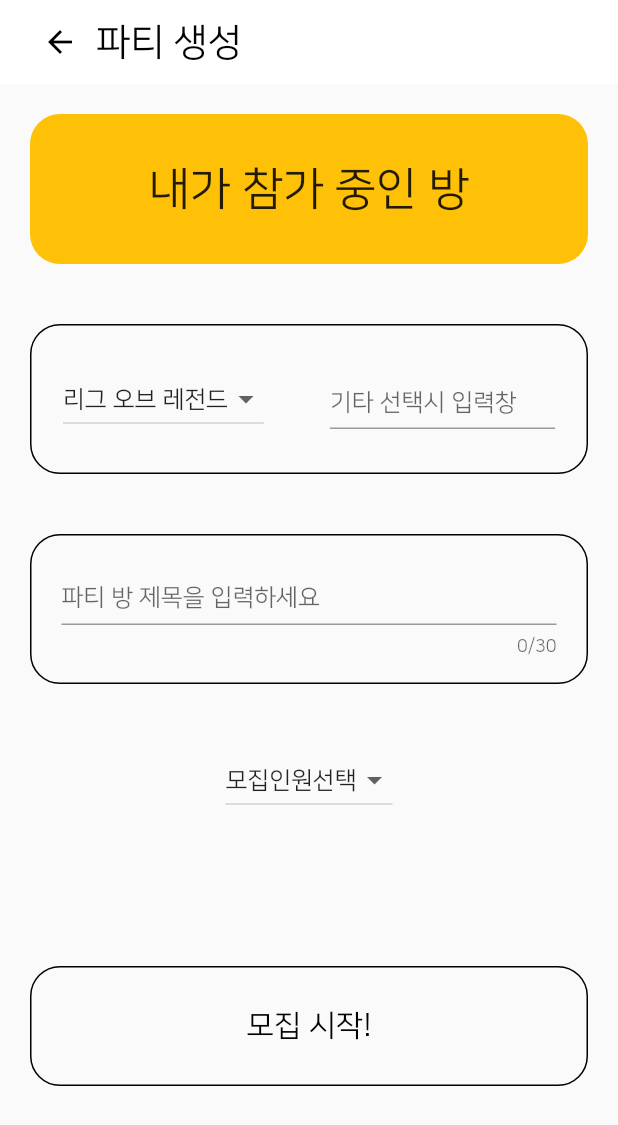
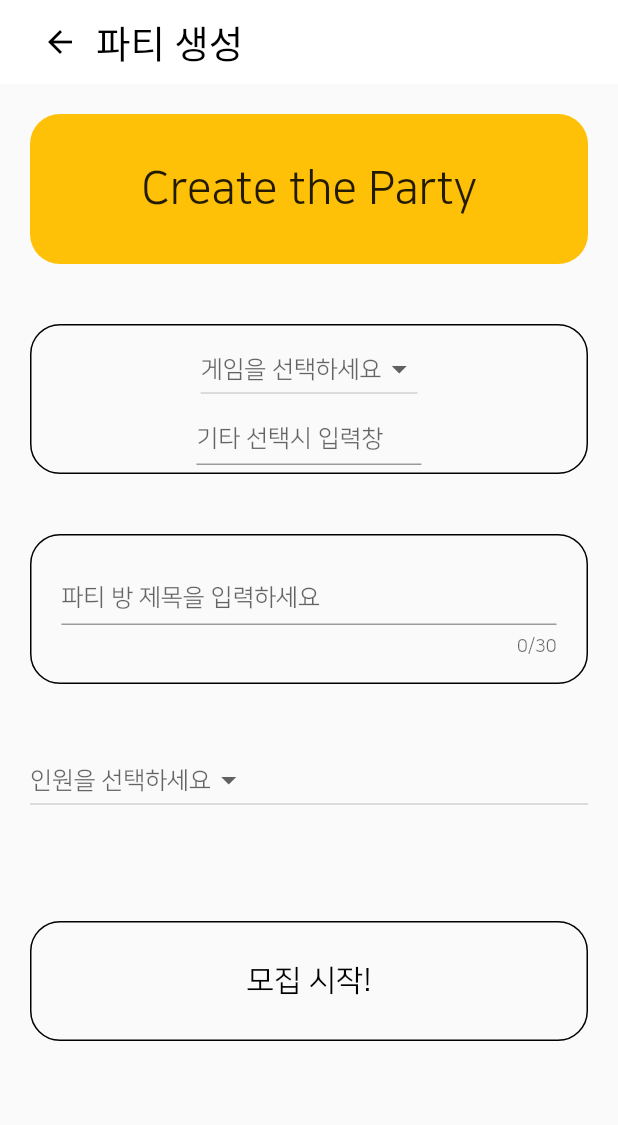
Before and after one commit to BeomyoonHeo/ggamf_front, a Flutter app: the CreatePartyPage screen opened directly, on a phone screen of 412 x 824 dp. Shown: the top 1125 px of the screen. Run offline on Flutter 3.47's test engine with Material 2 defaults, Android fonts, the light colour scheme and no system bars; our stand-ins replace chips_choice, data_table_2, dio, flashy_tab_bar2, flutter_rating_bar, flutter_riverpod and 5 more; generated files the repository leaves out were written again; network calls fail; project files that could hold a hidden picture were left out.

Commit message:
최영훈[파티생성 페이지 디자인 수정]
* putget 세팅 완료

* 바텀네비게이터 추가

* mypage 1차완료

* opponent_profile_page 1차완료

* update_profile_page 1차완료

* my_profile_page 2차완료

* opponent_profile_page 2차 완료

* update_my_profile_page 2차 완료

* bottom_navigator 공용컴포넌트 삭제

* my_profile_page 2차완료

* opponent_profile_page 2차완료

* update_my_profile_page 2차완료

* opponent_profile_page 버튼스타일 수정

* my_ggamf_page 1차완료

* 내껨프 디자인 수정중

* 나의 파티 1차 작성 완료

* 파티 모집창 1차 작성 완료

* create_party_page title 수정

```diff
--- a/lib/main.dart
+++ b/lib/main.dart
@@ -7,7 +7,7 @@ import 'package:ggamf_front/views/pages/join_user/join_user_page.dart';
 import 'package:ggamf_front/views/pages/login_user/login_user_page.dart';
 
 void main() {
-  runApp(AdministratorPage());
+  runApp(MyApp());
 }
 
 // 페이지 context를 global로 가지고 있을 NavigatorKey 적용
--- a/lib/views/common_components/common_pages.dart
+++ b/lib/views/common_components/common_pages.dart
@@ -5,12 +5,13 @@ import 'package:ggamf_front/views/common_components/custom_icons_icons.dart';
 import 'package:ggamf_front/views/pages/join_party/join_party_list/join_party_list.dart';
 import 'package:ggamf_front/views/pages/my_ggamf/my_ggamf_list_page/my_ggamf_list_page.dart';
 import 'package:ggamf_front/views/pages/my_party/create_party/create_party_page.dart';
+import 'package:ggamf_front/views/pages/my_party/my_recruitment_party_list/my_recruitment_party_list.dart';
 import 'package:ggamf_front/views/pages/profile/my_profile/my_profile_page.dart';
 import 'package:ggamf_front/views/pages/recommend_ggamef/recommend_ggamf_list/recommend_ggamf_list.dart';
 
 const List<Widget> commonPages = [
   JoinPartyList(),
-  CreatePartyPage(),
+  MyRecruitmentPartyList(),
   MyGgamfListPage(),
   RecommendGgamfList(),
   MyProfilePage(),
--- a/lib/views/pages/my_party/create_party/create_party_page.dart
+++ b/lib/views/pages/my_party/create_party/create_party_page.dart
@@ -10,10 +10,10 @@ class CreatePartyPage extends StatefulWidget {
 
 class _CreatePartyPageState extends State<CreatePartyPage> {
   List<String> _valueList = ['리그 오브 레전드', '오버워치', '로스트아크', '발로란트', '기타'];
-  var _selectedValue = '리그 오브 레전드';
+  var _selectedValue;
 
-  List<String> _numList = ['모집인원선택', '2', '3', '4', '5', '6', '7', '8'];
-  var _selectedNum = '모집인원선택';
+  List<String> _numList = ['2', '3', '4', '5', '6', '7', '8'];
+  var _selectedNum;
 
   @override
   Widget build(BuildContext context) {
@@ -21,7 +21,7 @@ class _CreatePartyPageState extends State<CreatePartyPage> {
       appBar: _appBar(),
       body: Padding(
         padding: const EdgeInsets.all(20),
-        child: Column(
+        child: ListView(
           children: [
             _title(),
             SizedBox(height: 40),
@@ -30,7 +30,7 @@ class _CreatePartyPageState extends State<CreatePartyPage> {
             _partyName(),
             SizedBox(height: 40),
             _partyNumber(),
-            SizedBox(height: 100),
+            SizedBox(height: 70),
             _recruitmentButton(context),
           ],
         ),
@@ -40,6 +40,7 @@ class _CreatePartyPageState extends State<CreatePartyPage> {
 
   DropdownButton<String> _partyNumber() {
     return DropdownButton(
+      hint: Text("인원을 선택하세요"),
       value: _selectedNum,
       items: _numList.map((String item) {
         return DropdownMenuItem<String>(
@@ -50,7 +51,7 @@ class _CreatePartyPageState extends State<CreatePartyPage> {
       onChanged: (dynamic value) {
         setState(
           () {
-            _selectedValue = value;
+            _selectedNum = value;
           },
         );
       },
@@ -106,19 +107,20 @@ class _CreatePartyPageState extends State<CreatePartyPage> {
     );
   }
 
-  Container _selectGame() {
-    return Container(
-      padding: EdgeInsets.all(20),
+  Widget _selectGame() {
+    return Expanded(
+      child: Container(
+        padding: EdgeInsets.all(5),
         width: double.infinity,
         height: 100,
         decoration: BoxDecoration(
           borderRadius: BorderRadius.circular(20),
           border: Border.all(width: 1),
         ),
-      child: Row(
-        mainAxisAlignment: MainAxisAlignment.spaceAround,
+        child: Column(
           children: [
             DropdownButton(
+              hint: Text("게임을 선택하세요"),
               value: _selectedValue,
               items: _valueList.map((String item) {
                 return DropdownMenuItem<String>(
@@ -134,7 +136,6 @@ class _CreatePartyPageState extends State<CreatePartyPage> {
                 );
               },
             ),
-          SizedBox(width: 40),
             SizedBox(
               width: 150,
               height: 40,
@@ -145,6 +146,7 @@ class _CreatePartyPageState extends State<CreatePartyPage> {
               ),
             ),
           ],
+        ),
       ),
     );
   }
@@ -158,7 +160,7 @@ class _CreatePartyPageState extends State<CreatePartyPage> {
         color: Colors.amber,
       ),
       child: Text(
-        "내가 참가 중인 방",
+        "Create the Party",
         style: TextStyle(fontSize: 30),
       ),
       alignment: Alignment.center,
--- a/lib/views/pages/profile/opponent_profile/opponent_profile_page.dart
+++ b/lib/views/pages/profile/opponent_profile/opponent_profile_page.dart
@@ -27,8 +27,7 @@ class OpponentProfile extends StatelessWidget {
               height: 150,
               child: InkWell(
                 onTap: () async {
-                  await showDialog(
-                      context: context, builder: (_) => _imageDialog());
+                  await showDialog(context: context, builder: (_) => _imageDialog());
                 },
                 child: Image.asset("assets/images/cart1.png"),
               ),
```
Also changed, not shown: assets/images/llol.png (added), assets/images/loll.png (added), assets/images/pngegg.png (added). Lines whose indentation alone changed are shown as unchanged.
